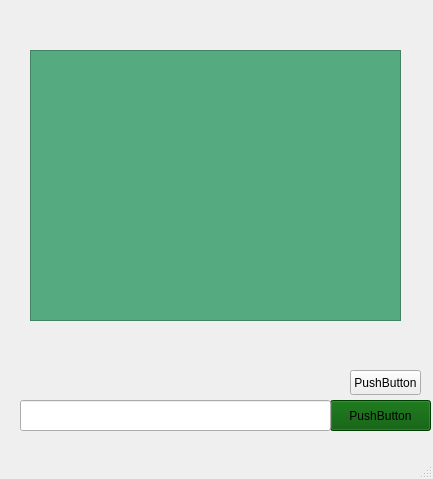
The window that entername2/client.ui (Parsa20231401/FAZE1.0) describes before a commit, drawn with Qt 5.
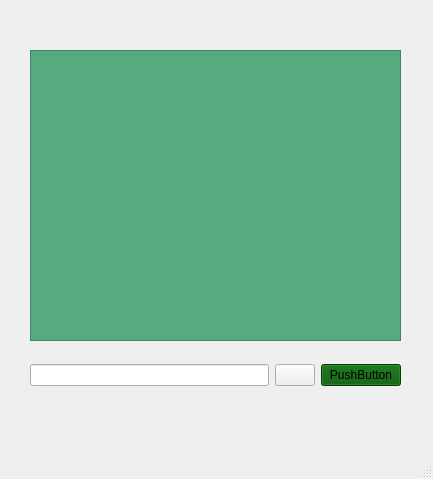
The same window after the commit. Icons and pictures are not drawn.

```diff
--- a/entername2/client.ui
+++ b/entername2/client.ui
@@ -17,57 +17,53 @@
    <string notr="true"/>
   </property>
   <widget class="QWidget" name="centralwidget">
-   <widget class="QPushButton" name="pushButton">
-    <property name="geometry">
-     <rect>
-      <x>330</x>
-      <y>400</y>
-      <width>101</width>
-      <height>31</height>
-     </rect>
-    </property>
-    <property name="styleSheet">
-     <string notr="true">background-color: rgb(0, 85, 0);</string>
-    </property>
-    <property name="text">
-     <string>PushButton</string>
-    </property>
-   </widget>
-   <widget class="QLineEdit" name="lineEdit">
-    <property name="geometry">
-     <rect>
-      <x>20</x>
-      <y>400</y>
-      <width>311</width>
-      <height>31</height>
-     </rect>
-    </property>
-   </widget>
    <widget class="QListWidget" name="listWidget">
     <property name="geometry">
      <rect>
       <x>30</x>
       <y>50</y>
       <width>371</width>
-      <height>271</height>
+      <height>291</height>
      </rect>
     </property>
     <property name="styleSheet">
      <string notr="true">background-color: rgb(85, 170, 127);</string>
     </property>
    </widget>
-   <widget class="QPushButton" name="pushButton_sendAttachment">
+   <widget class="QWidget" name="horizontalLayoutWidget">
     <property name="geometry">
      <rect>
-      <x>350</x>
-      <y>370</y>
-      <width>71</width>
-      <height>25</height>
+      <x>30</x>
+      <y>350</y>
+      <width>371</width>
+      <height>51</height>
      </rect>
     </property>
-    <property name="text">
-     <string>PushButton</string>
-    </property>
+    <layout class="QHBoxLayout" name="horizontalLayout">
+     <item>
+      <widget class="QLineEdit" name="lineEdit"/>
+     </item>
+     <item>
+      <widget class="QPushButton" name="pushButton_sendAttachment">
+       <property name="styleSheet">
+        <string notr="true">image: url(:/new/prefix1/attachment.png);</string>
+       </property>
+       <property name="text">
+        <string/>
+       </property>
+      </widget>
+     </item>
+     <item>
+      <widget class="QPushButton" name="pushButton">
+       <property name="styleSheet">
+        <string notr="true">background-color: rgb(0, 85, 0);</string>
+       </property>
+       <property name="text">
+        <string>PushButton</string>
+       </property>
+      </widget>
+     </item>
+    </layout>
    </widget>
   </widget>
   <widget class="QMenuBar" name="menubar">
```
